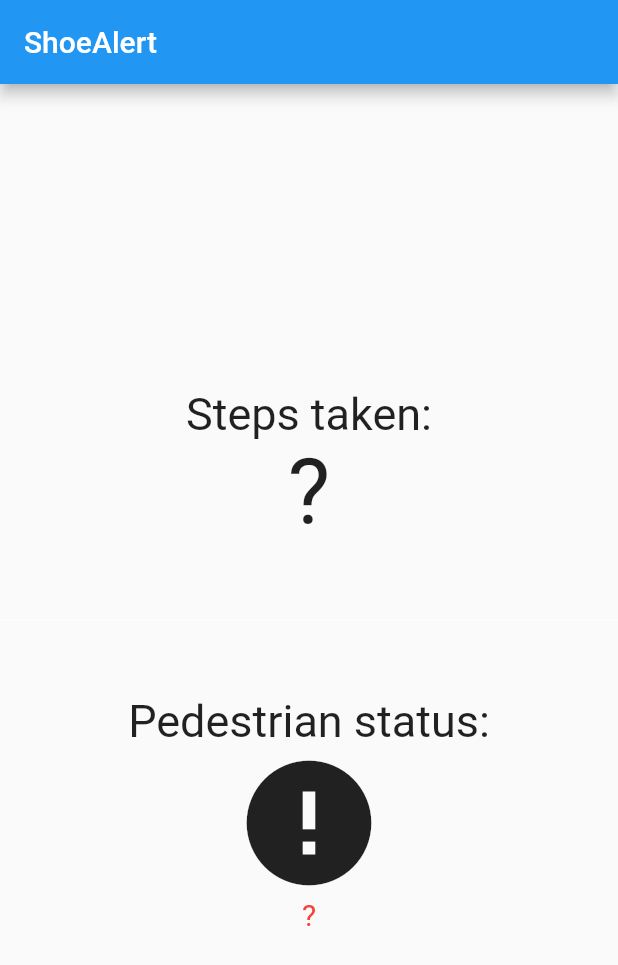
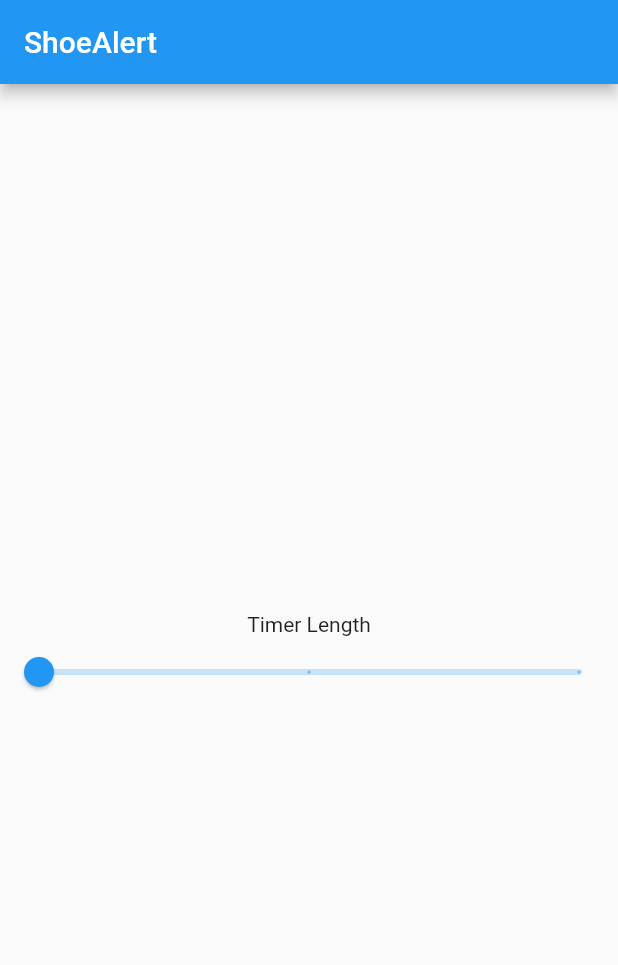
Before and after one commit to rishabnayak/ShoeAlert, a Flutter app: the screen it shows after launch, on a phone screen of 412 x 824 dp. Shown: the top 965 px of the screen. Run offline on Flutter 3.47's test engine with Material 2 defaults, Android fonts, the light colour scheme and no system bars; our stand-ins replace flutter_local_notifications, pedometer, permission_handler; missing offline and left inert: beacons_plugin.

Commit message:
app flow functional, data collection pending

```diff
--- a/shoealert/lib/main.dart
+++ b/shoealert/lib/main.dart
@@ -11,14 +11,19 @@ import 'package:flutter_local_notifications/flutter_local_notifications.dart';
 
 final FlutterLocalNotificationsPlugin flutterLocalNotificationsPlugin =
     FlutterLocalNotificationsPlugin();
-void main() async {
-  WidgetsFlutterBinding.ensureInitialized();
-  const AndroidInitializationSettings initializationSettingsAndroid =
+final AndroidInitializationSettings initializationSettingsAndroid =
     AndroidInitializationSettings('app_icon');
 final IOSInitializationSettings initializationSettingsIOS =
     IOSInitializationSettings();
 final InitializationSettings initializationSettings = InitializationSettings(
     android: initializationSettingsAndroid, iOS: initializationSettingsIOS);
+final AndroidNotificationDetails androidPlatformChannelSpecifics =
+    AndroidNotificationDetails(
+        'ShoeAlertChannel', 'ShoeAlert', 'Sends Notifications for ShoeAlert');
+final NotificationDetails platformChannelSpecifics =
+    NotificationDetails(android: androidPlatformChannelSpecifics);
+void main() async {
+  WidgetsFlutterBinding.ensureInitialized();
   await flutterLocalNotificationsPlugin.initialize(initializationSettings);
   runApp(MyApp());
 }
@@ -33,10 +38,24 @@ class MyApp extends StatefulWidget {
 }
 
 class _MyAppState extends State<MyApp> {
-  // pedometer stuff
-  Stream<StepCount> _stepCountStream;
-  Stream<PedestrianStatus> _pedestrianStatusStream;
-  String _status = '?', _steps = '?';
+  Stream<PedestrianStatus> pedestrianStatusStream;
+  String shoeProximity = '?';
+
+  Timer timer;
+  bool timerRunning = false;
+  Duration s = Duration(seconds: 1);
+  double timerLength = 30;
+
+  startTimeout(double seconds) {
+    var duration = s * seconds;
+    timerRunning = !timerRunning;
+    return new Timer(duration, handleTimeout);
+  }
+
+  void handleTimeout() async {
+    await flutterLocalNotificationsPlugin.show(
+        0, 'Alert!', 'Wear Your Shoes!', platformChannelSpecifics);
+  }
 
   final StreamController<String> beaconEventsController =
       StreamController<String>.broadcast();
@@ -53,40 +72,24 @@ class _MyAppState extends State<MyApp> {
     super.dispose();
   }
 
-  void onStepCount(StepCount event) {
-    setState(() {
-      _steps = event.steps.toString();
-    });
+  void onPedestrianStatusChanged(PedestrianStatus event) async {
+    print(event.status);
+    if (event.status == "walking" &&
+        shoeProximity != "Immediate" &&
+        shoeProximity != "Near" &&
+        !timerRunning) {
+      timer = startTimeout(timerLength);
+      print("timer started because user is far away and walking");
+    } else if (event.status == "stopped" && timerRunning) {
+      timerRunning = !timerRunning;
+      timer.cancel();
+      print(
+          "timer canceled because user has stopped walking while timer is running");
     }
-
-  void onPedestrianStatusChanged(PedestrianStatus event) async {
-    const AndroidNotificationDetails androidPlatformChannelSpecifics =
-        AndroidNotificationDetails('ShoeAlertChannel', 'ShoeAlert',
-            'Sends Notifications for ShoeAlert');
-    const NotificationDetails platformChannelSpecifics =
-        NotificationDetails(android: androidPlatformChannelSpecifics);
-    if (event.status == "walking") {
-      await flutterLocalNotificationsPlugin.show(
-          0, 'Walking!', 'You\'re walking!', platformChannelSpecifics);
-    } else if (event.status == "stopped") {
-      await flutterLocalNotificationsPlugin.show(
-          0, 'Stopped!', 'You\'ve stopped!', platformChannelSpecifics);
-    }
-    setState(() {
-      _status = event.status;
-    });
   }
 
   void onPedestrianStatusError(error) {
-    setState(() {
-      _status = 'Pedestrian Status not available';
-    });
-  }
-
-  void onStepCountError(error) {
-    setState(() {
-      _steps = 'Step Count not available';
-    });
+    print(error);
   }
 
   void initPlatformState() async {
@@ -95,22 +98,16 @@ class _MyAppState extends State<MyApp> {
           title: "Need Location Permission",
           message: "This app collects location data to work with beacons.");
       if (await Permission.activityRecognition.request().isGranted) {
-        _pedestrianStatusStream = Pedometer.pedestrianStatusStream;
-        _pedestrianStatusStream
+        pedestrianStatusStream = Pedometer.pedestrianStatusStream;
+        pedestrianStatusStream
             .listen(onPedestrianStatusChanged)
             .onError(onPedestrianStatusError);
-
-        _stepCountStream = Pedometer.stepCountStream;
-        _stepCountStream.listen(onStepCount).onError(onStepCountError);
       }
     } else {
-      _pedestrianStatusStream = Pedometer.pedestrianStatusStream;
-      _pedestrianStatusStream
+      pedestrianStatusStream = Pedometer.pedestrianStatusStream;
+      pedestrianStatusStream
           .listen(onPedestrianStatusChanged)
           .onError(onPedestrianStatusError);
-
-      _stepCountStream = Pedometer.stepCountStream;
-      _stepCountStream.listen(onStepCount).onError(onStepCountError);
     }
 
     BeaconsPlugin.listenToBeacons(beaconEventsController);
@@ -118,27 +115,30 @@ class _MyAppState extends State<MyApp> {
     await BeaconsPlugin.addRegion(
         "ShoeAlert", "E2C56DB5-DFFB-48D2-B060-D0F5A71096E0");
 
-    beaconEventsController.stream.listen((data) {
+    beaconEventsController.stream.listen(
+        (data) {
           if (data.isNotEmpty) {
-        if (jsonDecode(data)["uuid"].toString().toUpperCase() ==
+            var jsonData = jsonDecode(data);
+            if (jsonData["uuid"].toString().toUpperCase() ==
                 "E2C56DB5-DFFB-48D2-B060-D0F5A71096E0") {
-          // data format
-          // {
-          //   "name": "ShoeAlert",
-          //   "uuid": "e2c56db5-dffb-48d2-b060-d0f5a71096e0",
-          //   "macAddress": "D2:01:5F:E3:6B:B1",
-          //   "major": "0",
-          //   "minor": "0",
-          //   "distance": "0.72",
-          //   "proximity": "Near",
-          //   "scanTime": "16 January 2021 03:56:52 PM",
-          //   "rssi": "-46",
-          //   "txPower": "-54"
-          //   }
-          print(data);
+              var proximity = jsonData["proximity"];
+              if (timerRunning) {
+                if (proximity == "Immediate" || proximity == "Near") {
+                  timerRunning = !timerRunning;
+                  timer.cancel();
+                  print("timer canceled because user is close to shoe");
                 }
               }
-    }, onDone: () {}, onError: () {});
+              setState(() {
+                shoeProximity = proximity;
+              });
+            }
+          }
+        },
+        onDone: () {},
+        onError: (error) {
+          print(error);
+        });
 
     await BeaconsPlugin.runInBackground(true);
     await BeaconsPlugin.startMonitoring;
@@ -158,38 +158,18 @@ class _MyAppState extends State<MyApp> {
           child: Column(
             mainAxisAlignment: MainAxisAlignment.center,
             children: <Widget>[
-              Text(
-                'Steps taken:',
-                style: TextStyle(fontSize: 30),
-              ),
-              Text(
-                _steps,
-                style: TextStyle(fontSize: 60),
-              ),
-              Divider(
-                height: 100,
-                thickness: 0,
-                color: Colors.white,
-              ),
-              Text(
-                'Pedestrian status:',
-                style: TextStyle(fontSize: 30),
-              ),
-              Icon(
-                _status == 'walking'
-                    ? Icons.directions_walk
-                    : _status == 'stopped'
-                        ? Icons.accessibility_new
-                        : Icons.error,
-                size: 100,
-              ),
-              Center(
-                child: Text(
-                  _status,
-                  style: _status == 'walking' || _status == 'stopped'
-                      ? TextStyle(fontSize: 30)
-                      : TextStyle(fontSize: 20, color: Colors.red),
-                ),
+              Text("Timer Length"),
+              Slider(
+                value: timerLength,
+                min: 30,
+                max: 90,
+                divisions: 2,
+                label: timerLength.round().toString(),
+                onChanged: (double value) {
+                  setState(() {
+                    timerLength = value;
+                  });
+                },
               )
             ],
           ),
```
Lines whose indentation alone changed are shown as unchanged.
